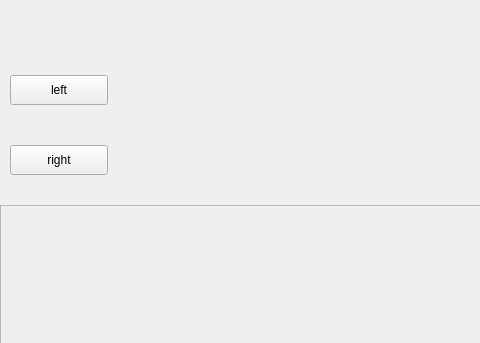
The window that mainwindow.ui (w-mj/TuringMachine) describes before a commit, drawn with Qt 5; both pictures show x 0 to 480 and y 235 to 578 of the 1135 by 578 pixel window.
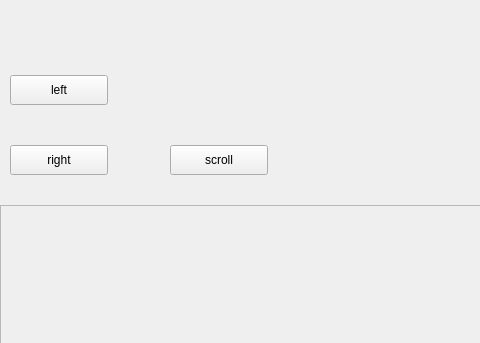
The same window after the commit.

Commit message: auto scroll (have bug)

```diff
--- a/mainwindow.ui
+++ b/mainwindow.ui
@@ -63,6 +63,19 @@
      <string>right</string>
     </property>
    </widget>
+   <widget class="QPushButton" name="scroll_button">
+    <property name="geometry">
+     <rect>
+      <x>170</x>
+      <y>380</y>
+      <width>98</width>
+      <height>30</height>
+     </rect>
+    </property>
+    <property name="text">
+     <string>scroll</string>
+    </property>
+   </widget>
   </widget>
  </widget>
  <layoutdefault spacing="6" margin="11"/>
```
The commit also changes 4 other files.
